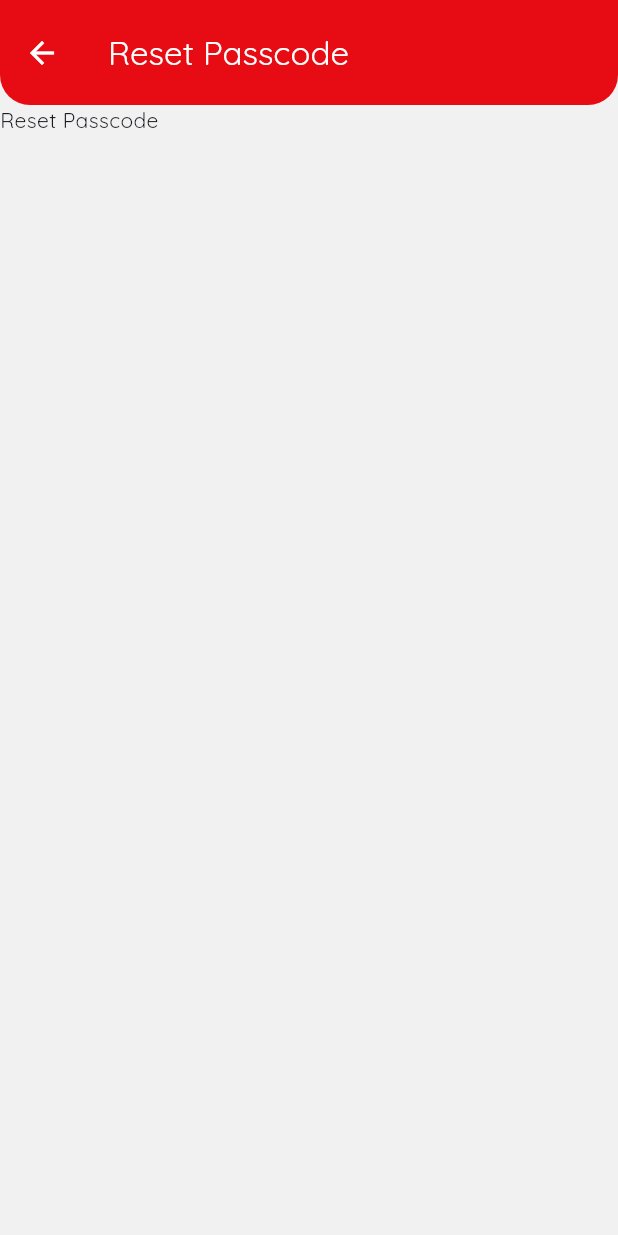
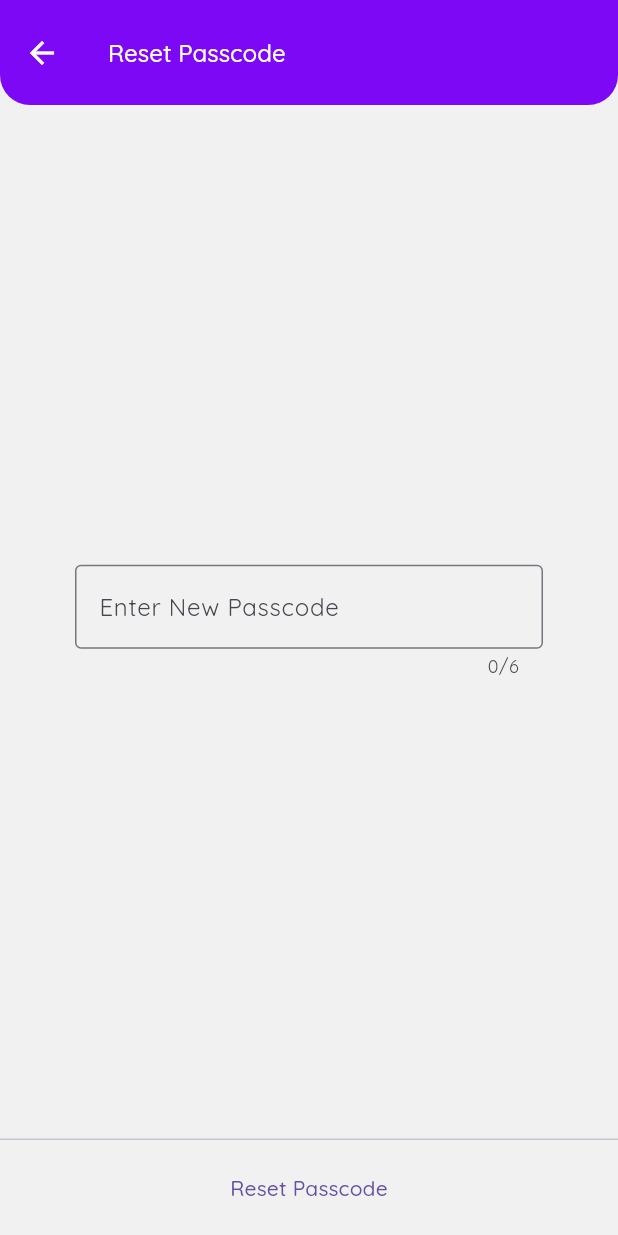
Before and after one commit to ZunnurhaqZulkifli/unimove-mobile, a Flutter app: the PasscodePage screen opened directly, after a tap on "Reset Passcode", on a phone screen of 412 x 824 dp. Run offline on Flutter 3.47's test engine with Material 3 defaults, Android fonts, the light colour scheme and no system bars; our stand-ins replace bottom_navy_bar, dio, get, get_storage, local_auth, smooth_page_indicator and 1 more; missing offline and left inert: flutter_inappwebview, local_auth_android, local_auth_ios; accounts and stored records are empty; network calls fail; Roboto replaces fonts that are missing (Quicksand).

Commit message:
updated something

```diff
--- a/lib/api/api_config.dart
+++ b/lib/api/api_config.dart
@@ -1,4 +1,4 @@
 part of 'user_api.dart';
 
 // const String ENDPOINT = 'https://unimove.test';
-const String ENDPOINT = 'https://unimove-be.ngrok.app';
+const String ENDPOINT = 'https://unimove-backend.ngrok.app';
--- a/lib/pages/authentications/passcode_page.dart
+++ b/lib/pages/authentications/passcode_page.dart
@@ -174,7 +174,11 @@ class _PasscodePageState extends State<PasscodePage> {
             Text('Forgot Passcode ?'),
             TextButton(
               onPressed: () {
-                Get.to(() => ResetPasscodePage());
+                Get.to(() => ResetPasscodePage(
+                  // passcodeTextController: passcodeController,
+                  biometricController: biometricController,
+                  baseController: baseAppController,
+                ));
               },
               child: Text('Reset Passcode'),
             ),
@@ -216,6 +220,11 @@ class _PasscodeGridButtonState extends State<PasscodeGridButton> {
           TextField(
             readOnly: true,
             keyboardType: TextInputType.number,
+            style: TextStyle(
+               color: Colors.black,
+                fontWeight: FontWeight.bold,
+                letterSpacing: 2,
+            ),
             controller: widget.passcodeController,
             // onTapOutside: (event) {
             //   FocusScope.of(context).unfocus();
@@ -223,6 +232,11 @@ class _PasscodeGridButtonState extends State<PasscodeGridButton> {
             decoration: InputDecoration(
               border: OutlineInputBorder(),
               labelText: 'Enter Passcode',
+              labelStyle: TextStyle(
+                color: Colors.black,
+                fontWeight: FontWeight.bold,
+                letterSpacing: 2,
+              )
             ),
             onChanged: (value) => {
               if (value.length == 6)
@@ -332,7 +346,7 @@ class _PasscodeButtonState extends State<PasscodeButton> {
       padding: const EdgeInsets.all(10.0),
       child: ElevatedButton(
         style: ElevatedButton.styleFrom(
-          backgroundColor: ThemeColors.orange100,
+          backgroundColor: Color.fromRGBO(75, 75, 75, 1),
           fixedSize: Size(Get.width / 3 - 40, Get.width / 3 - 80),
         ),
         onPressed: () {
@@ -369,18 +383,105 @@ class _PasscodeButtonState extends State<PasscodeButton> {
   }
 }
 
-class ResetPasscodePage extends StatelessWidget {
-  const ResetPasscodePage({super.key});
+class ResetPasscodePage extends StatefulWidget {
+
+  final BiometricController biometricController;
+  final BaseAppController baseController;
+
+  const ResetPasscodePage({
+    super.key,
+    required this.baseController,
+    required this.biometricController,
+  });
 
   @override
+  State<ResetPasscodePage> createState() => _ResetPasscodePageState();
+}
+
+class _ResetPasscodePageState extends State<ResetPasscodePage> {
+  @override
   Widget build(BuildContext context) {
+    TextEditingController passcodeTextController = new TextEditingController();
+
     return Scaffold(
       appBar: AppBar(
-        title: Text('Reset Passcode'),
+        title: Text(
+          'Reset Passcode',
+          style: themeController.currentTheme.textTheme.displayLarge,
+        ),
       ),
-      body: Container(
-        child: Text('Reset Passcode'),
+      body: Center(
+        child: Column(
+          mainAxisAlignment: MainAxisAlignment.center,
+          children: [
+            Padding(
+              padding: const EdgeInsets.symmetric(horizontal: 50.0),
+              child: TextField(
+                readOnly: true,
+                keyboardType: TextInputType.number,
+                controller: passcodeTextController,
+                onTapOutside: (event) {
+                  FocusScope.of(context).unfocus();
+                },
+                onTap: () {
+                  showModalBottomSheet(
+                    backgroundColor: Colors.white,
+                    context: context,
+                    builder: (context) {
+                      return PasscodeGridButton(
+                        passcodeController: passcodeTextController,
+                        firstTimeSetup: false,
+                        checkPasscode: () {},
+                        createPasscode: () {},
+                        onKeyPressed: () {
+                          Navigator.pop(context);
+
+                          Future.delayed(
+                            Duration(milliseconds: 200),
+                            () async {
+
+                              print(passcodeTextController.text);
+
+                              await userApi.changePasscode({
+                                'passcode_number': passcodeTextController.text
+                              });
+                            },
+                          );
+                        },
+                      );
+                    },
+                  );
+                },
+                decoration: InputDecoration(
+                  border: OutlineInputBorder(),
+                  labelText: 'Enter New Passcode',
+                ),
+                onChanged: (value) => {
+                  if (value.length == 6)
+                    {
+                      setState(() {
+                        passcodeTextController.text = value;
+                      })
+                    }
+                },
+                maxLength: 6,
+              ),
+            ),
+          ],
+        ),
       ),
+      persistentFooterButtons: [
+        Row(
+          mainAxisAlignment: MainAxisAlignment.center,
+          children: [
+            TextButton(
+              onPressed: () {
+              },
+              child: Text('Reset Passcode'),
+            ),
+          ],
+        )
+      ],
     );
   }
 }
--- a/lib/pages/bookings/partials/driver_booking_driver_detail.dart
+++ b/lib/pages/bookings/partials/driver_booking_driver_detail.dart
@@ -101,8 +101,8 @@ class OrderDetailButtonsDriver extends StatelessWidget {
             ),
           ),
           child: Container(
-            width: Get.width / 3 - 20,
-            height: Get.width / 3 - 20,
+            width: Get.width / 3 - 30,
+            height: Get.width / 3 - 30,
             child: Card(
               color: ThemeColors.green100,
               child: Center(
--- a/lib/pages/rides/ongoing_ride.dart
+++ b/lib/pages/rides/ongoing_ride.dart
@@ -61,6 +61,7 @@ class _OngoingRidePageState extends State<OngoingRidePage> {
                 ),
                 ElevatedButton(
                   onPressed: () {
+                    controller.customerBookingController.clearSettings();
                     Get.to(() => Dashboard());
                   },
                   child: Text(
--- a/lib/pages/settings/settings.dart
+++ b/lib/pages/settings/settings.dart
@@ -50,7 +50,7 @@ class _SettingsPageState extends State<SettingsPage> {
                     alignment: Alignment.centerLeft,
                     child: Padding(
                       padding: const EdgeInsets.only(top: 20, bottom: 10),
-                      child: Text('Biometric Authentication',
+                      child: Text('Application Mode',
                           style: TextStyle(
                               fontSize: 15, fontWeight: FontWeight.bold)),
                     ),
--- a/lib/themes/theme.dart
+++ b/lib/themes/theme.dart
@@ -4,11 +4,11 @@ class AppThemes {
   static final ThemeData lightTheme = ThemeData(
     fontFamily: 'Quicksand',
     primarySwatch: MaterialColor(
-        Color.fromRGBO(246, 4, 4, 1).value, ThemeColors.primarySwatch),
+        Color.fromRGBO(128, 0, 255, 1).value, ThemeColors.primarySwatch),
     brightness: Brightness.light,
     scaffoldBackgroundColor: const Color.fromARGB(255, 241, 241, 241),
     appBarTheme: AppBarTheme(
-      backgroundColor: const Color.fromRGBO(246, 4, 4, 1),
+      backgroundColor: const Color.fromRGBO(128, 0, 255, 1),
       elevation: 5,
       toolbarHeight: 70,
       foregroundColor: Colors.white,
@@ -68,11 +68,11 @@ class AppThemes {
   static final ThemeData darkTheme = ThemeData(
     fontFamily: 'Quicksand',
     primarySwatch: MaterialColor(
-        Color.fromRGBO(246, 4, 4, 1).value, ThemeColors.primarySwatch),
+        Color.fromRGBO(128, 0, 255, 1).value, ThemeColors.primarySwatch),
     brightness: Brightness.dark,
     scaffoldBackgroundColor: const Color.fromARGB(255, 41, 41, 41),
     appBarTheme: AppBarTheme(
-      backgroundColor: const Color.fromRGBO(246, 4, 4, 1),
+      backgroundColor: const Color.fromRGBO(128, 0, 255, 1),
       elevation: 5,
       toolbarHeight: 70,
       foregroundColor: Colors.white,
@@ -124,7 +124,7 @@ class AppThemes {
 }
 
 class ThemeColors {
-  static const Color primary1 = Color.fromRGBO(246, 4, 4, 1);
+  static const Color primary1 = Color.fromRGBO(128, 0, 255, 1);
   static const Color primary2 = Color.fromARGB(255, 192, 0, 0);
   static const Color primary3 = Color.fromARGB(255, 255, 255, 255);
   static const Color primary4 = Color.fromARGB(255, 0, 0, 0);
@@ -148,7 +148,7 @@ class ThemeColors {
   static const Color babyBlue = Color.fromRGBO(103, 164, 255, 1);
 
   static const Color mainRed = Color.fromRGBO(227, 0, 23, 1);
-  static const Color red3 = Color.fromRGBO(246, 4, 4, 1);
+  static const Color red3 = Color.fromRGBO(128, 0, 255, 1);
   static const Color red4 = Color.fromRGBO(255, 213, 0, 1);
 
   static const Color purple110 = Color.fromRGBO(184, 113, 255, 1);
@@ -220,6 +220,6 @@ class ThemeColors {
     600: Color.fromRGBO(246, 4, 4, .7),
     700: Color.fromRGBO(246, 4, 4, .8),
     800: Color.fromRGBO(246, 4, 4, .9),
-    900: Color.fromRGBO(246, 4, 4, 1),
+    900: Color.fromRGBO(128, 0, 255, 1),
   };
 }
```
Also changed, not shown: lib/api/customer_api.dart (+46 -0 lines), lib/api/user_api.dart (+50 -0 lines), lib/pages/bookings/customer_active_order_page.dart (+11 -0 lines), lib/pages/bookings/customer_booking_destination_page.dart (+3 -17 lines), lib/pages/bookings/partials/customer_booking_driver_detail.dart (+10 -6 lines), pubspec.lock, 2 other files.
